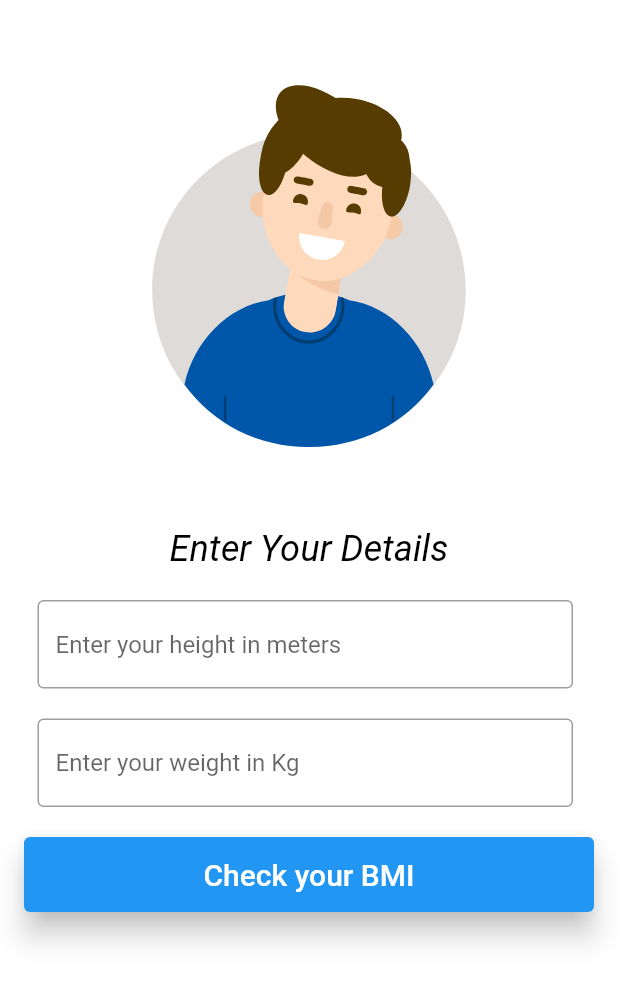
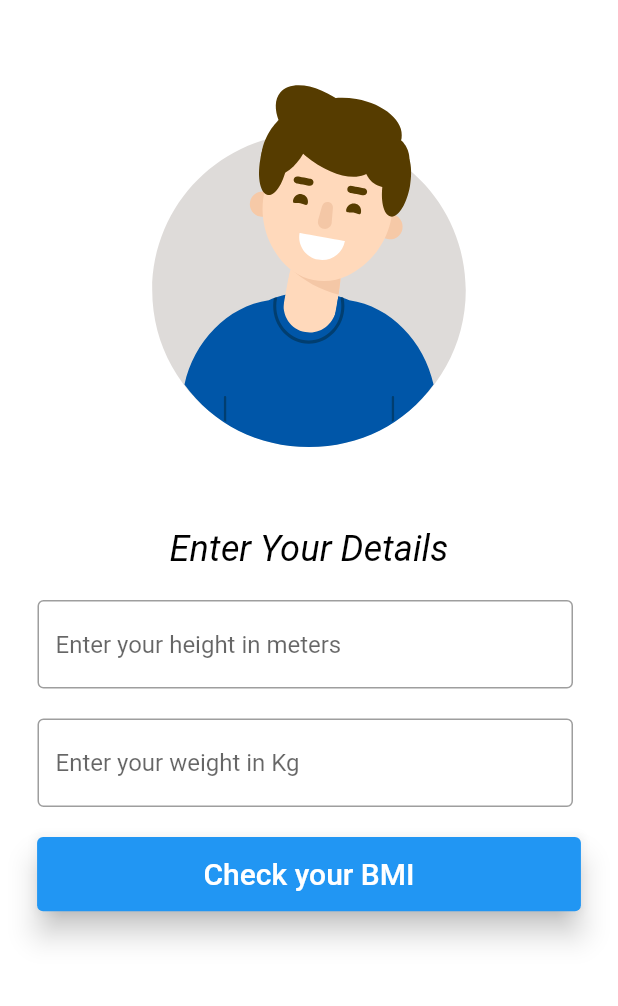
Before and after one commit to shivamgupta7837/Bmi-Calculator, a Flutter app: the screen it shows after launch, after a tap on "Male", on a phone screen of 412 x 824 dp, the part 63-1069 px from its top. Run offline on Flutter 3.47's test engine with Material 2 defaults, Android fonts, the phone set to English and light mode, and no system bars; our stand-ins replace lottie.

Commit message:
new update

```diff
--- a/lib/screens/check_bmi.dart
+++ b/lib/screens/check_bmi.dart
@@ -103,7 +103,10 @@ class _CheckBmiState extends State<CheckBmi> {
                 ),
               ),
               const SizedBox(height: 20),
-              ElevatedButton(
+              SizedBox(
+                width: MediaQuery.of(context).size.width * 0.88,
+                height: MediaQuery.of(context).size.height * 0.06,
+                child: ElevatedButton(
                   onPressed: () {
                     TextEditingController height = heightController;
                     TextEditingController weight = weightController;
@@ -117,10 +120,11 @@ class _CheckBmiState extends State<CheckBmi> {
                     }
                   },
                   style: ElevatedButton.styleFrom(
-                    minimumSize: Size(380, 50), elevation: 8),
+                      elevation: 8),
                   child: const Text(
                     "Check your BMI",
                     style: TextStyle(fontSize: 20),
+                  ),
                 ),
               )
             ],
--- a/lib/screens/home_page.dart
+++ b/lib/screens/home_page.dart
@@ -63,7 +63,7 @@ class ChooseGender extends StatelessWidget {
           child: Column(
             children: [
               Container(height: 160, child: Lottie.asset(manAvatar)),
-              const SizedBox(height: 5),
+               SizedBox(height: MediaQuery.of(context).size.height * 0.006),
               const Text("Male",
                   style: TextStyle(
                       fontSize: 27,
@@ -101,7 +101,7 @@ class ChooseGender extends StatelessWidget {
             child: Column(
               children: [
                 SizedBox(height: 160, child: Lottie.asset(womanAvatar)),
-                const SizedBox(height: 5),
+                  SizedBox(height: MediaQuery.of(context).size.height * 0.006),
                 const Text("Female",
                     style: TextStyle(
                         fontSize: 27,
@@ -141,7 +141,8 @@ class ChooseGender extends StatelessWidget {
                   margin: const EdgeInsets.only(top: 22),
                   height: 120,
                   child: Image.asset(otherAvatar)),
-              const SizedBox(height: 25),
+             SizedBox(height: MediaQuery.of(context).size.height * 0.006),
+  SizedBox(height: MediaQuery.of(context).size.height * 0.02),
               const Text("Others",
                   style: TextStyle(
                       fontSize: 27,
--- a/lib/screens/splash_Screen.dart
+++ b/lib/screens/splash_Screen.dart
@@ -22,7 +22,8 @@ class _SplashScreenState extends State<SplashScreen> {
   Widget build(BuildContext context) {
     return Scaffold(
       body:
-          Column(
+          Center(
+            child: Column(
               mainAxisAlignment: MainAxisAlignment.center, children: const [
         SizedBox(height: 80),
         Text("BMI calculator",
@@ -37,6 +38,7 @@ class _SplashScreenState extends State<SplashScreen> {
                   fontStyle: FontStyle.italic,
                   color: Colors.black54)),
       ]),
+          ),
     );
   }
 }
```
Also changed, not shown: lib/screens/result.dart (+5 -4 lines). Lines whose indentation alone changed are shown as unchanged.
